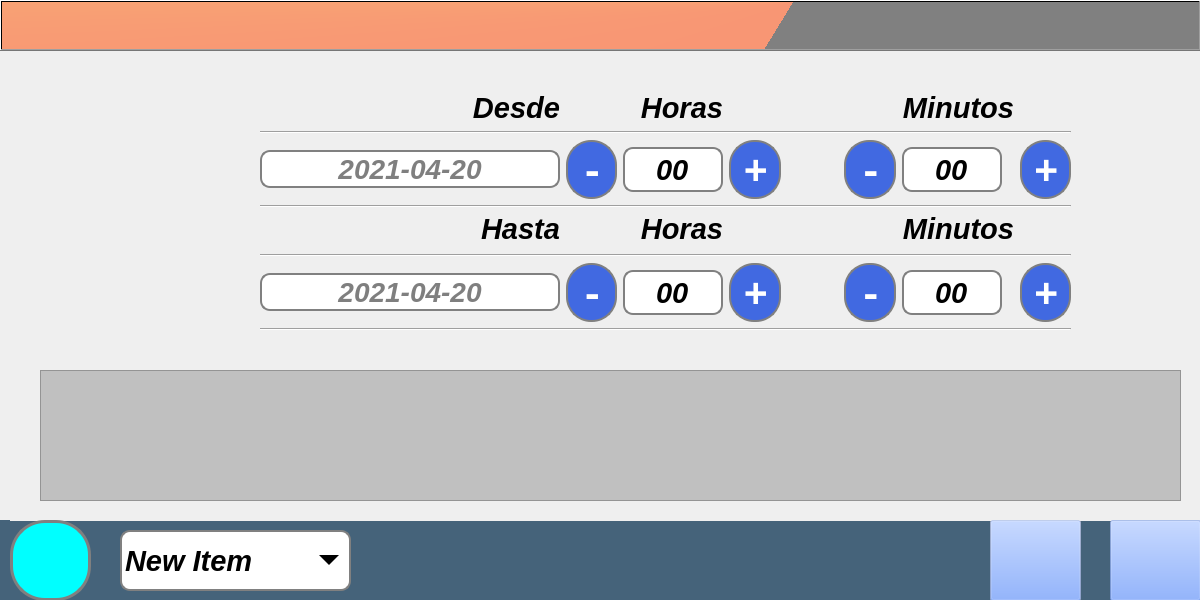
First picture: the form in mainwindow.ui, repository ATG-cmd/ATG-VA, before the edit.
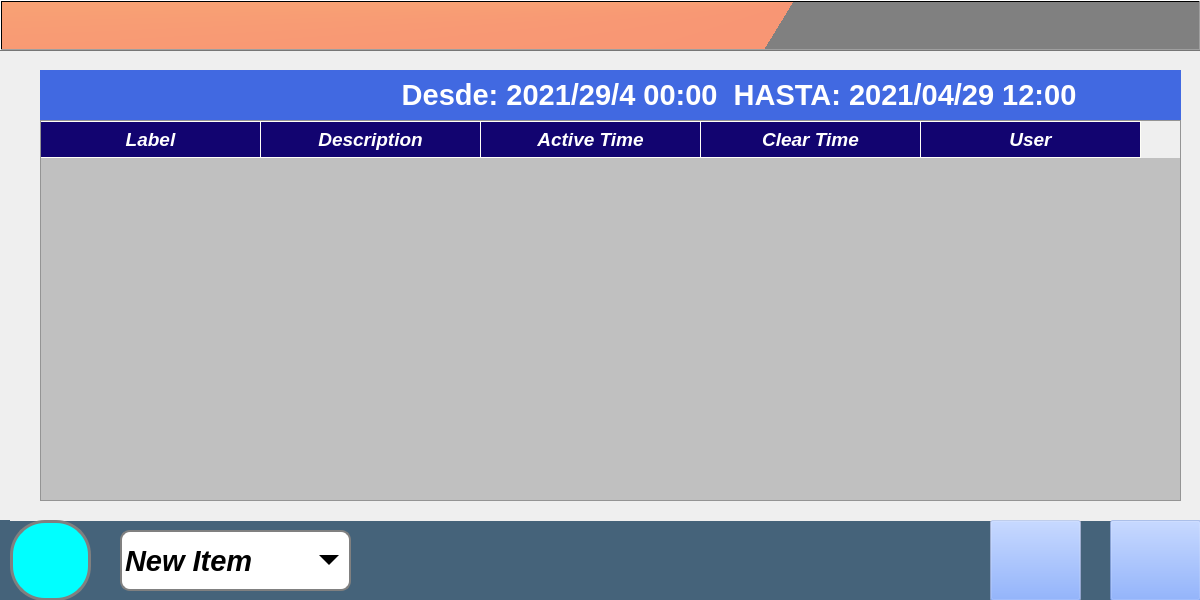
Second picture: the form after the edit. Icons and pictures are not drawn.

Commit message: Se agregaron los elemetos para seleccionar fecha para la tabla de incidentes

The edit to the form file:
```diff
--- a/mainwindow.ui
+++ b/mainwindow.ui
@@ -4953,705 +4953,109 @@
       <property name="geometry">
        <rect>
         <x>30</x>
-        <y>320</y>
+        <y>70</y>
         <width>1141</width>
-        <height>131</height>
+        <height>381</height>
        </rect>
       </property>
-     </widget>
-     <widget class="QWidget" name="layoutWidget_6">
-      <property name="geometry">
-       <rect>
-        <x>250</x>
-        <y>160</y>
-        <width>811</width>
-        <height>121</height>
-       </rect>
+      <property name="font">
+       <font>
+        <pointsize>14</pointsize>
+        <weight>75</weight>
+        <italic>true</italic>
+        <bold>true</bold>
+       </font>
       </property>
-      <layout class="QGridLayout" name="gridLayout_21">
-       <item row="2" column="0">
-        <widget class="QLineEdit" name="Line_Usuario_7">
-         <property name="minimumSize">
-          <size>
-           <width>300</width>
-           <height>0</height>
-          </size>
-         </property>
-         <property name="font">
-          <font>
-           <pointsize>21</pointsize>
-           <weight>75</weight>
-           <italic>true</italic>
-           <bold>true</bold>
-          </font>
-         </property>
-         <property name="text">
-          <string/>
-         </property>
-         <property name="alignment">
-          <set>Qt::AlignCenter</set>
-         </property>
-         <property name="placeholderText">
-          <string>2021-04-20</string>
-         </property>
-        </widget>
-       </item>
-       <item row="0" column="2">
-        <widget class="QLabel" name="Lab_Protocolo_6">
-         <property name="font">
-          <font>
-           <pointsize>22</pointsize>
-           <weight>75</weight>
-           <italic>true</italic>
-           <bold>true</bold>
-          </font>
-         </property>
-         <property name="layoutDirection">
-          <enum>Qt::RightToLeft</enum>
-         </property>
-         <property name="text">
-          <string>  Horas</string>
-         </property>
-         <property name="alignment">
-          <set>Qt::AlignRight|Qt::AlignTrailing|Qt::AlignVCenter</set>
-         </property>
-        </widget>
-       </item>
-       <item row="2" column="4">
-        <spacer name="horizontalSpacer_9">
-         <property name="orientation">
-          <enum>Qt::Horizontal</enum>
-         </property>
-         <property name="sizeHint" stdset="0">
-          <size>
-           <width>40</width>
-           <height>20</height>
-          </size>
-         </property>
-        </spacer>
-       </item>
-       <item row="2" column="7">
-        <widget class="QPushButton" name="pushButton_25">
-         <property name="font">
-          <font>
-           <family>Noto Sans Mahajani</family>
-           <pointsize>30</pointsize>
-           <weight>75</weight>
-           <italic>false</italic>
-           <bold>true</bold>
-          </font>
-         </property>
-         <property name="styleSheet">
-          <string notr="true">QPushButton{
-	color:white;	
-	border-radius: 25px;
-	border: 2px solid  gray ;
-	background: royalblue;
-	margin: 0px 0 0px 0;   
-}</string>
-         </property>
-         <property name="text">
-          <string>+</string>
-         </property>
-        </widget>
-       </item>
-       <item row="1" column="0" colspan="8">
-        <widget class="Line" name="line_39">
-         <property name="orientation">
-          <enum>Qt::Horizontal</enum>
-         </property>
-        </widget>
-       </item>
-       <item row="0" column="5">
-        <spacer name="horizontalSpacer_12">
-         <property name="orientation">
-          <enum>Qt::Horizontal</enum>
-         </property>
-         <property name="sizeHint" stdset="0">
-          <size>
-           <width>40</width>
-           <height>20</height>
-          </size>
-         </property>
-        </spacer>
-       </item>
-       <item row="2" column="3">
-        <widget class="QPushButton" name="pushButton_10">
-         <property name="font">
-          <font>
-           <family>Noto Sans Mahajani</family>
-           <pointsize>30</pointsize>
-           <weight>75</weight>
-           <italic>false</italic>
-           <bold>true</bold>
-          </font>
-         </property>
-         <property name="styleSheet">
-          <string notr="true">QPushButton{
-	color:white;	
-	border-radius: 25px;
-	border: 2px solid  gray ;
-	background: royalblue;
-	margin: 0px 0 0px 0;   
-}</string>
-         </property>
-         <property name="text">
-          <string>+</string>
-         </property>
-        </widget>
-       </item>
-       <item row="0" column="7">
-        <spacer name="horizontalSpacer_13">
-         <property name="orientation">
-          <enum>Qt::Horizontal</enum>
-         </property>
-         <property name="sizeHint" stdset="0">
-          <size>
-           <width>40</width>
-           <height>20</height>
-          </size>
-         </property>
-        </spacer>
-       </item>
-       <item row="3" column="0" colspan="8">
-        <widget class="Line" name="line_84">
-         <property name="orientation">
-          <enum>Qt::Horizontal</enum>
-         </property>
-        </widget>
-       </item>
-       <item row="2" column="1">
-        <widget class="QPushButton" name="pushButton_9">
-         <property name="font">
-          <font>
-           <family>Noto Sans Mahajani</family>
-           <pointsize>30</pointsize>
-           <weight>75</weight>
-           <italic>false</italic>
-           <bold>true</bold>
-          </font>
-         </property>
-         <property name="styleSheet">
-          <string notr="true">QPushButton{
-	color:white;	
-	border-radius: 25px;
-	border: 2px solid  gray ;
-	background: royalblue;
-	margin: 0px 0 0px 0;   
-}</string>
-         </property>
-         <property name="text">
-          <string>-</string>
-         </property>
-        </widget>
-       </item>
-       <item row="2" column="5">
-        <widget class="QPushButton" name="pushButton_26">
-         <property name="font">
-          <font>
-           <family>Noto Sans Mahajani</family>
-           <pointsize>30</pointsize>
-           <weight>75</weight>
-           <italic>false</italic>
-           <bold>true</bold>
-          </font>
-         </property>
-         <property name="styleSheet">
-          <string notr="true">QPushButton{
-	color:white;	
-	border-radius: 25px;
-	border: 2px solid  gray ;
-	background: royalblue;
-	margin: 0px 0 0px 0;   
-}</string>
-         </property>
-         <property name="text">
-          <string>-</string>
-         </property>
-        </widget>
-       </item>
-       <item row="0" column="0">
-        <widget class="QLabel" name="Lab_Protocolo_4">
-         <property name="font">
-          <font>
-           <pointsize>22</pointsize>
-           <weight>75</weight>
-           <italic>true</italic>
-           <bold>true</bold>
-          </font>
-         </property>
-         <property name="layoutDirection">
-          <enum>Qt::RightToLeft</enum>
-         </property>
-         <property name="text">
-          <string>Hasta</string>
-         </property>
-         <property name="alignment">
-          <set>Qt::AlignRight|Qt::AlignTrailing|Qt::AlignVCenter</set>
-         </property>
-        </widget>
-       </item>
-       <item row="0" column="3">
-        <spacer name="horizontalSpacer_11">
-         <property name="orientation">
-          <enum>Qt::Horizontal</enum>
-         </property>
-         <property name="sizeHint" stdset="0">
-          <size>
-           <width>40</width>
-           <height>20</height>
-          </size>
-         </property>
-        </spacer>
-       </item>
-       <item row="0" column="1">
-        <spacer name="horizontalSpacer_10">
-         <property name="orientation">
-          <enum>Qt::Horizontal</enum>
-         </property>
-         <property name="sizeHint" stdset="0">
-          <size>
-           <width>40</width>
-           <height>20</height>
-          </size>
-         </property>
-        </spacer>
-       </item>
-       <item row="0" column="6">
-        <widget class="QLabel" name="Lab_Protocolo_15">
-         <property name="font">
-          <font>
-           <pointsize>22</pointsize>
-           <weight>75</weight>
-           <italic>true</italic>
-           <bold>true</bold>
-          </font>
-         </property>
-         <property name="layoutDirection">
-          <enum>Qt::RightToLeft</enum>
-         </property>
-         <property name="text">
-          <string>Minutos</string>
-         </property>
-         <property name="alignment">
-          <set>Qt::AlignRight|Qt::AlignTrailing|Qt::AlignVCenter</set>
-         </property>
-        </widget>
-       </item>
-       <item row="2" column="2">
-        <widget class="QLineEdit" name="lineEdit_3">
-         <property name="minimumSize">
-          <size>
-           <width>0</width>
-           <height>45</height>
-          </size>
-         </property>
-         <property name="maximumSize">
-          <size>
-           <width>100</width>
-           <height>16777215</height>
-          </size>
-         </property>
-         <property name="font">
-          <font>
-           <pointsize>22</pointsize>
-           <weight>75</weight>
-           <italic>true</italic>
-           <bold>true</bold>
-          </font>
-         </property>
-         <property name="text">
-          <string>00</string>
-         </property>
-         <property name="alignment">
-          <set>Qt::AlignCenter</set>
-         </property>
-         <property name="readOnly">
-          <bool>true</bool>
-         </property>
-        </widget>
-       </item>
-       <item row="2" column="6">
-        <widget class="QLineEdit" name="lineEdit_4">
-         <property name="minimumSize">
-          <size>
-           <width>0</width>
-           <height>45</height>
-          </size>
-         </property>
-         <property name="maximumSize">
-          <size>
-           <width>100</width>
-           <height>16777215</height>
-          </size>
-         </property>
-         <property name="font">
-          <font>
-           <pointsize>22</pointsize>
-           <weight>75</weight>
-           <italic>true</italic>
-           <bold>true</bold>
-          </font>
-         </property>
-         <property name="text">
-          <string>00</string>
-         </property>
-         <property name="alignment">
-          <set>Qt::AlignCenter</set>
-         </property>
-         <property name="readOnly">
-          <bool>true</bool>
-         </property>
-        </widget>
-       </item>
-      </layout>
+      <property name="lineWidth">
+       <number>1</number>
+      </property>
+      <property name="sizeAdjustPolicy">
+       <enum>QAbstractScrollArea::AdjustIgnored</enum>
+      </property>
+      <property name="alternatingRowColors">
+       <bool>true</bool>
+      </property>
+      <property name="selectionMode">
+       <enum>QAbstractItemView::NoSelection</enum>
+      </property>
+      <property name="cornerButtonEnabled">
+       <bool>false</bool>
+      </property>
+      <property name="rowCount">
+       <number>0</number>
+      </property>
+      <attribute name="horizontalHeaderCascadingSectionResizes">
+       <bool>false</bool>
+      </attribute>
+      <attribute name="horizontalHeaderDefaultSectionSize">
+       <number>220</number>
+      </attribute>
+      <attribute name="horizontalHeaderHighlightSections">
+       <bool>false</bool>
+      </attribute>
+      <attribute name="horizontalHeaderStretchLastSection">
+       <bool>false</bool>
+      </attribute>
+      <column>
+       <property name="text">
+        <string>Label</string>
+       </property>
+      </column>
+      <column>
+       <property name="text">
+        <string>Description</string>
+       </property>
+      </column>
+      <column>
+       <property name="text">
+        <string>Active Time</string>
+       </property>
+      </column>
+      <column>
+       <property name="text">
+        <string>Clear Time</string>
+       </property>
+      </column>
+      <column>
+       <property name="text">
+        <string>User</string>
+       </property>
+      </column>
      </widget>
-     <widget class="QWidget" name="layoutWidget">
+     <widget class="QLabel" name="Lab_Rango_Fecha">
       <property name="geometry">
        <rect>
-        <x>250</x>
-        <y>40</y>
-        <width>811</width>
-        <height>118</height>
+        <x>30</x>
+        <y>20</y>
+        <width>1141</width>
+        <height>50</height>
        </rect>
       </property>
-      <layout class="QGridLayout" name="gridLayout_10">
-       <item row="0" column="2">
-        <widget class="QLabel" name="Lab_Protocolo_5">
-         <property name="font">
-          <font>
-           <pointsize>22</pointsize>
-           <weight>75</weight>
-           <italic>true</italic>
-           <bold>true</bold>
-          </font>
-         </property>
-         <property name="layoutDirection">
-          <enum>Qt::RightToLeft</enum>
-         </property>
-         <property name="text">
-          <string>  Horas</string>
-         </property>
-         <property name="alignment">
-          <set>Qt::AlignRight|Qt::AlignTrailing|Qt::AlignVCenter</set>
-         </property>
-        </widget>
-       </item>
-       <item row="3" column="0" colspan="8">
-        <widget class="Line" name="line_42">
-         <property name="orientation">
-          <enum>Qt::Horizontal</enum>
-         </property>
-        </widget>
-       </item>
-       <item row="0" column="3">
-        <spacer name="horizontalSpacer_7">
-         <property name="orientation">
-          <enum>Qt::Horizontal</enum>
-         </property>
-         <property name="sizeHint" stdset="0">
-          <size>
-           <width>40</width>
-           <height>20</height>
-          </size>
-         </property>
-        </spacer>
-       </item>
-       <item row="2" column="5">
-        <widget class="QPushButton" name="pushButton_12">
-         <property name="font">
-          <font>
-           <family>Noto Sans Mahajani</family>
-           <pointsize>30</pointsize>
-           <weight>75</weight>
-           <italic>false</italic>
-           <bold>true</bold>
-          </font>
-         </property>
-         <property name="styleSheet">
-          <string notr="true">QPushButton{
-	color:white;	
-	border-radius: 25px;
-	border: 2px solid  gray ;
+      <property name="minimumSize">
+       <size>
+        <width>0</width>
+        <height>50</height>
+       </size>
+      </property>
+      <property name="font">
+       <font>
+        <pointsize>22</pointsize>
+        <weight>75</weight>
+        <bold>true</bold>
+       </font>
+      </property>
+      <property name="styleSheet">
+       <string notr="true">QLabel{
+	color: white;
 	background: royalblue;
-	margin: 0px 0 0px 0;   
 }</string>
-         </property>
-         <property name="text">
-          <string>-</string>
-         </property>
-        </widget>
-       </item>
-       <item row="0" column="7">
-        <spacer name="horizontalSpacer_2">
-         <property name="orientation">
-          <enum>Qt::Horizontal</enum>
-         </property>
-         <property name="sizeHint" stdset="0">
-          <size>
-           <width>40</width>
-           <height>20</height>
-          </size>
-         </property>
-        </spacer>
-       </item>
-       <item row="2" column="1">
-        <widget class="QPushButton" name="pushButton_8">
-         <property name="font">
-          <font>
-           <family>Noto Sans Mahajani</family>
-           <pointsize>30</pointsize>
-           <weight>75</weight>
-           <italic>false</italic>
-           <bold>true</bold>
-          </font>
-         </property>
-         <property name="styleSheet">
-          <string notr="true">QPushButton{
-	color:white;	
-	border-radius: 25px;
-	border: 2px solid  gray ;
-	background: royalblue;
-	margin: 0px 0 0px 0;   
-}</string>
-         </property>
-         <property name="text">
-          <string>-</string>
-         </property>
-        </widget>
-       </item>
-       <item row="2" column="4">
-        <spacer name="horizontalSpacer">
-         <property name="orientation">
-          <enum>Qt::Horizontal</enum>
-         </property>
-         <property name="sizeHint" stdset="0">
-          <size>
-           <width>40</width>
-           <height>20</height>
-          </size>
-         </property>
-        </spacer>
-       </item>
-       <item row="2" column="7">
-        <widget class="QPushButton" name="pushButton_11">
-         <property name="font">
-          <font>
-           <family>Noto Sans Mahajani</family>
-           <pointsize>30</pointsize>
-           <weight>75</weight>
-           <italic>false</italic>
-           <bold>true</bold>
-          </font>
-         </property>
-         <property name="styleSheet">
-          <string notr="true">QPushButton{
-	color:white;	
-	border-radius: 25px;
-	border: 2px solid  gray ;
-	background: royalblue;
-	margin: 0px 0 0px 0;   
-}</string>
-         </property>
-         <property name="text">
-          <string>+</string>
-         </property>
-        </widget>
-       </item>
-       <item row="0" column="6">
-        <widget class="QLabel" name="Lab_Protocolo_7">
-         <property name="font">
-          <font>
-           <pointsize>22</pointsize>
-           <weight>75</weight>
-           <italic>true</italic>
-           <bold>true</bold>
-          </font>
-         </property>
-         <property name="layoutDirection">
-          <enum>Qt::RightToLeft</enum>
-         </property>
-         <property name="text">
-          <string>Minutos</string>
-         </property>
-         <property name="alignment">
-          <set>Qt::AlignRight|Qt::AlignTrailing|Qt::AlignVCenter</set>
-         </property>
-        </widget>
-       </item>
-       <item row="1" column="0" colspan="8">
-        <widget class="Line" name="line_38">
-         <property name="orientation">
-          <enum>Qt::Horizontal</enum>
-         </property>
-        </widget>
-       </item>
-       <item row="0" column="5">
-        <spacer name="horizontalSpacer_3">
-         <property name="orientation">
-          <enum>Qt::Horizontal</enum>
-         </property>
-         <property name="sizeHint" stdset="0">
-          <size>
-           <width>40</width>
-           <height>20</height>
-          </size>
-         </property>
-        </spacer>
-       </item>
-       <item row="2" column="3">
-        <widget class="QPushButton" name="pushButton_7">
-         <property name="font">
-          <font>
-           <family>Noto Sans Mahajani</family>
-           <pointsize>30</pointsize>
-           <weight>75</weight>
-           <italic>false</italic>
-           <bold>true</bold>
-          </font>
-         </property>
-         <property name="styleSheet">
-          <string notr="true">QPushButton{
-	color:white;	
-	border-radius: 25px;
-	border: 2px solid  gray ;
-	background: royalblue;
-	margin: 0px 0 0px 0;   
-}</string>
-         </property>
-         <property name="text">
-          <string>+</string>
-         </property>
-        </widget>
-       </item>
-       <item row="2" column="0">
-        <widget class="QLineEdit" name="Line_Usuario_3">
-         <property name="minimumSize">
-          <size>
-           <width>300</width>
-           <height>0</height>
-          </size>
-         </property>
-         <property name="font">
-          <font>
-           <pointsize>21</pointsize>
-           <weight>75</weight>
-           <italic>true</italic>
-           <bold>true</bold>
-          </font>
-         </property>
-         <property name="text">
-          <string/>
-         </property>
-         <property name="alignment">
-          <set>Qt::AlignCenter</set>
-         </property>
-         <property name="placeholderText">
-          <string>2021-04-20</string>
-         </property>
-        </widget>
-       </item>
-       <item row="0" column="0">
-        <widget class="QLabel" name="Lab_Protocolo_3">
-         <property name="font">
-          <font>
-           <pointsize>22</pointsize>
-           <weight>75</weight>
-           <italic>true</italic>
-           <bold>true</bold>
-          </font>
-         </property>
-         <property name="layoutDirection">
-          <enum>Qt::RightToLeft</enum>
-         </property>
-         <property name="text">
-          <string>Desde</string>
-         </property>
-         <property name="alignment">
-          <set>Qt::AlignRight|Qt::AlignTrailing|Qt::AlignVCenter</set>
-         </property>
-        </widget>
-       </item>
-       <item row="0" column="1">
-        <spacer name="horizontalSpacer_8">
-         <property name="orientation">
-          <enum>Qt::Horizontal</enum>
-         </property>
-         <property name="sizeHint" stdset="0">
-          <size>
-           <width>40</width>
-           <height>20</height>
-          </size>
-         </property>
-        </spacer>
-       </item>
-       <item row="2" column="2">
-        <widget class="QLineEdit" name="lineEdit">
-         <property name="minimumSize">
-          <size>
-           <width>0</width>
-           <height>45</height>
-          </size>
-         </property>
-         <property name="maximumSize">
-          <size>
-           <width>100</width>
-           <height>16777215</height>
-          </size>
-         </property>
-         <property name="font">
-          <font>
-           <pointsize>22</pointsize>
-           <weight>75</weight>
-           <italic>true</italic>
-           <bold>true</bold>
-          </font>
-         </property>
-         <property name="text">
-          <string>00</string>
-         </property>
-         <property name="alignment">
-          <set>Qt::AlignCenter</set>
-         </property>
-         <property name="readOnly">
-          <bool>true</bool>
-         </property>
-        </widget>
-       </item>
-       <item row="2" column="6">
-        <widget class="QLineEdit" name="lineEdit_2">
-         <property name="minimumSize">
-          <size>
-           <width>0</width>
-           <height>45</height>
-          </size>
-         </property>
-         <property name="maximumSize">
-          <size>
-           <width>100</width>
-           <height>16777215</height>
-          </size>
-         </property>
-         <property name="font">
-          <font>
-           <pointsize>22</pointsize>
-           <weight>75</weight>
-           <italic>true</italic>
-           <bold>true</bold>
-          </font>
-         </property>
-         <property name="text">
-          <string>00</string>
-         </property>
-         <property name="alignment">
-          <set>Qt::AlignCenter</set>
-         </property>
-         <property name="readOnly">
-          <bool>true</bool>
-         </property>
-        </widget>
-       </item>
-      </layout>
+      </property>
+      <property name="text">
+       <string>Desde: 2021/29/4 00:00  HASTA: 2021/04/29 12:00             </string>
+      </property>
+      <property name="alignment">
+       <set>Qt::AlignRight|Qt::AlignTrailing|Qt::AlignVCenter</set>
+      </property>
      </widget>
     </widget>
     <widget class="QWidget" name="InventarioConfig"/>
```
The commit also changes 6 other files.
